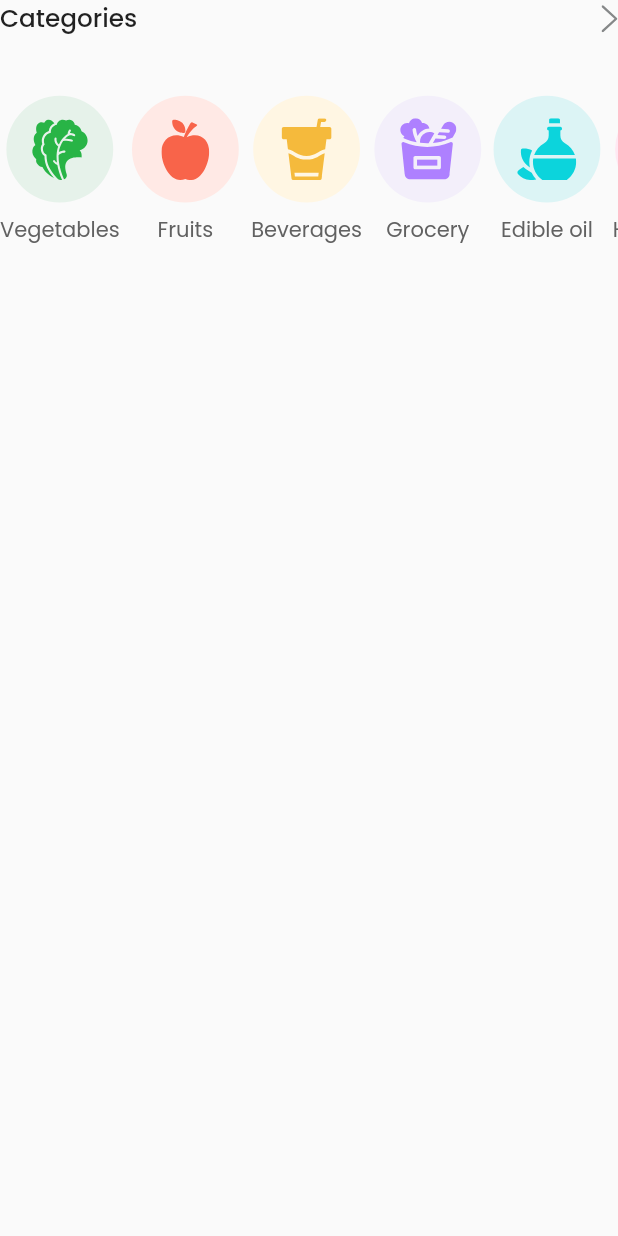
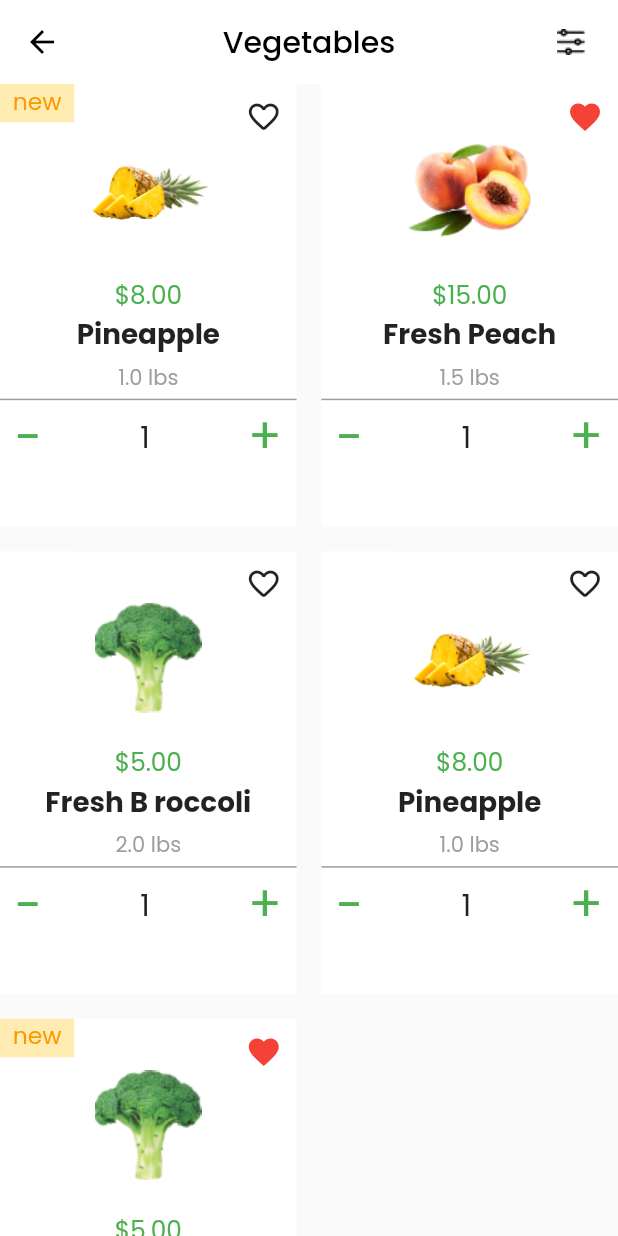
Before and after one commit to Ch-Muhammad-Tahir/Grocery-App-Big-Cart, a Flutter app: the CategorySection widget shown alone on an empty page, opened directly, after a tap on "Vegetables", on a phone screen of 412 x 824 dp. Run offline on Flutter 3.47's test engine with Material 2 defaults, Android fonts, the light colour scheme and no system bars; our stand-ins replace carousel_slider, flutter_rating_bar, flutter_svg.

Commit message:
Add Detail Screen

```diff
--- a/lib/models/product_model.dart
+++ b/lib/models/product_model.dart
@@ -1,5 +1,6 @@
 class ProductModel {
   final String productName;
+  final String productImage;
   final String productPrice;
   final String productWeight;
   final bool isFavorite;
@@ -8,6 +9,7 @@ class ProductModel {
   ProductModel.add(
       {required this.productName,
       required this.productPrice,
+      required this.productImage,
       required this.productWeight,
       required this.isFavorite,
       required this.isNew});
--- a/lib/utils/app_assets.dart
+++ b/lib/utils/app_assets.dart
@@ -20,4 +20,9 @@ class AppAssets {
   static String image2 = "assets/images/ella-olsson-rD3YrnhTmf0-unsplash 1.png";
   static String image3 = "assets/images/brooke-lark-HlNcigvUi4Q-unsplash.jpg";
   static String image4 = "assets/images/brooke-lark-08bOYnH_r_E-unsplash.jpg";
+
+  static String aocado = "assets/images/aocado-2 1.png";
+  static String roccoli = "assets/images/green-fresh-broccoli.png";
+  static String peach = "assets/images/peach-24 1.png";
+  static String pineapple = "assets/images/pineapple-pieces.png";
 }
--- a/lib/utils/app_colors.dart
+++ b/lib/utils/app_colors.dart
@@ -10,4 +10,6 @@ class AppColors {
   static Color groceryColor = const Color.fromRGBO(243, 239, 250, 1);
   static Color oilColor = const Color.fromRGBO(220, 244, 245, 1);
   static Color householdColor = const Color.fromRGBO(255, 232, 242, 1);
+  static Color containerBackgroundColor =
+      const Color.fromRGBO(244, 245, 249, 1);
 }
--- a/lib/utils/app_constants.dart
+++ b/lib/utils/app_constants.dart
@@ -1,4 +1,5 @@
 import 'package:e_commerce_store_ui/models/category_model.dart';
+import 'package:e_commerce_store_ui/models/product_model.dart';
 import 'package:e_commerce_store_ui/utils/app_assets.dart';
 import 'package:e_commerce_store_ui/utils/app_colors.dart';
 import 'package:e_commerce_store_ui/utils/app_strings.dart';
@@ -31,6 +32,44 @@ class AppConstants {
         backGroundColor: AppColors.householdColor),
   ];
 
+  static List<ProductModel> products = [
+    ProductModel.add(
+        productName: AppString.pineapple,
+        productImage: AppAssets.pineapple,
+        productPrice: AppString.pineapplePrice,
+        productWeight: "1.0 lbs",
+        isFavorite: false,
+        isNew: true),
+    ProductModel.add(
+        productName: AppString.freshPeach,
+        productImage: AppAssets.peach,
+        productPrice: "15.00",
+        productWeight: "1.5 lbs",
+        isFavorite: true,
+        isNew: false),
+    ProductModel.add(
+        productName: AppString.roccoli,
+        productImage: AppAssets.roccoli,
+        productPrice: AppString.roccoliPrice,
+        productWeight: "2.0 lbs",
+        isFavorite: false,
+        isNew: false),
+    ProductModel.add(
+        productName: AppString.pineapple,
+        productImage: AppAssets.pineapple,
+        productPrice: AppString.pineapplePrice,
+        productWeight: "1.0 lbs",
+        isFavorite: false,
+        isNew: false),
+    ProductModel.add(
+        productName: AppString.roccoli,
+        productImage: AppAssets.roccoli,
+        productPrice: AppString.roccoliPrice,
+        productWeight: "2.0 lbs",
+        isFavorite: true,
+        isNew: true),
+  ];
+
   static List<String> slideImages = [
     AppAssets.image1,
     AppAssets.image2,
--- a/lib/utils/app_strings.dart
+++ b/lib/utils/app_strings.dart
@@ -8,4 +8,15 @@ class AppString {
   static String edibleOil = "Edible oil";
   static String household = "Household";
   static String featuredProducts = "Featured products";
+
+  static String pineapple = "Pineapple";
+  static String pineapplePrice = "8.00";
+  static String blackGrapes = "Black Grapes";
+  static String blackGrapesPrice = "10.00";
+  static String pomegranate = "Pomegranate";
+  static String pomegranatePrice = "20.00";
+  static String roccoli = "Fresh B roccoli";
+  static String roccoliPrice = "5.00";
+  static String freshPeach = "Fresh Peach";
+  static String freshPeachPrice = "15.00";
 }
--- a/lib/views/home_page_screen/home_page_screen_widgets/category_section.dart
+++ b/lib/views/home_page_screen/home_page_screen_widgets/category_section.dart
@@ -15,6 +15,7 @@ import 'package:flutter_svg/flutter_svg.dart';
 import 'package:flutter/material.dart';
 
 import '../../../widgets/top_section_tile.dart';
+import '../../products_screen/product_screen_widget.dart';
 
 class CategorySection extends StatelessWidget {
   const CategorySection({super.key});
@@ -45,6 +46,13 @@ class CategorySection extends StatelessWidget {
                 return CategoryTileView(
                     onTab: () {
                       AppCommonFunctions.printLog("Hello");
+                      Navigator.push(
+                          context,
+                          MaterialPageRoute(
+                              builder: (context) => ProductScreenWidget(
+                                    category:
+                                        AppConstants.categories[index].name,
+                                  )));
                     },
                     category: AppConstants.categories[index]);
               },
--- a/lib/views/home_page_screen/home_page_screen_widgets/feature_product_tile_view.dart
+++ b/lib/views/home_page_screen/home_page_screen_widgets/feature_product_tile_view.dart
@@ -6,12 +6,22 @@ import 'package:e_commerce_store_ui/widgets/custom_icon_button.dart';
 import 'package:e_commerce_store_ui/widgets/custom_size_box.dart';
 import 'package:flutter/material.dart';
 
+import '../../../models/product_model.dart';
 import '../../../widgets/custom_text_button.dart';
 
 class FeatureProductTileView extends StatelessWidget {
-  final bool isFavorite;
-
-  const FeatureProductTileView({super.key, required this.isFavorite});
+  final ProductModel product;
+  final VoidCallback onTabImage;
+  final VoidCallback onTabFavorite;
+  final VoidCallback onTabSubtract;
+  final VoidCallback onTabAdd;
+  const FeatureProductTileView(
+      {super.key,
+      required this.product,
+      required this.onTabImage,
+      required this.onTabFavorite,
+      required this.onTabSubtract,
+      required this.onTabAdd});
 
   @override
   Widget build(BuildContext context) {
@@ -29,10 +39,11 @@ class FeatureProductTileView extends StatelessWidget {
                     Container(
                       height: screenWidth * 0.062,
                       width: screenWidth * 0.12,
-                      color: Colors.amber.shade100,
+                      color:
+                          product.isNew ? Colors.amber.shade100 : Colors.white,
                       child: CustomText(
                         text: "new",
-                        textColor: Colors.orange,
+                        textColor: product.isNew ? Colors.orange : Colors.white,
                         fontSize: screenWidth * 0.038,
                         textAlign: TextAlign.center,
                       ),
@@ -43,32 +54,33 @@ class FeatureProductTileView extends StatelessWidget {
                   height: screenWidth * 0.01,
                 ),
                 InkWell(
-                  onTap: () {
-                    AppCommonFunctions.printLog("Center Pressed");
-                  },
+                  splashColor: Colors.transparent,
+                  onTap: onTabImage,
                   child: Column(
                     children: [
                       Image.asset(
-                        "assets/images/aocado-2 1.png",
+                        product.productImage,
+                        height: screenWidth * 0.2,
+                        width: screenWidth * 0.2,
                       ),
                       SizedBox(
                         height: screenWidth * 0.04,
                       ),
                       CustomText(
-                        text: "\$8.00",
+                        text: "\$${product.productPrice}",
                         fontSize: screenWidth * 0.04,
                         textColor: Colors.green,
                       ),
                       CustomText(
-                        text: "Fresh Fruit",
+                        text: product.productName,
                         fontSize: screenWidth * 0.045,
                         fontWeight: FontWeight.w700,
                       ),
                       SizedBox(
                         height: screenWidth * 0.01,
                       ),
-                      const CustomText(
-                        text: "1.5 lbs",
+                      CustomText(
+                        text: product.productWeight,
                         textColor: Colors.grey,
                         fontWeight: FontWeight.w300,
                       ),
@@ -79,6 +91,7 @@ class FeatureProductTileView extends StatelessWidget {
                   ),
                 ),
                 const Divider(
+                  height: 0,
                   color: Colors.grey,
                   thickness: 1,
                 ),
@@ -89,9 +102,7 @@ class FeatureProductTileView extends StatelessWidget {
                     mainAxisAlignment: MainAxisAlignment.spaceBetween,
                     children: [
                       CustomTextButton(
-                        onTab: () {
-                          AppCommonFunctions.printLog("- Pressed");
-                        },
+                        onTab: onTabSubtract,
                         text: "-",
                         fontSize: screenWidth * 0.08,
                         textColor: Colors.green,
@@ -102,9 +113,7 @@ class FeatureProductTileView extends StatelessWidget {
                       ),
                       CustomTextButton(
                         fontSize: screenWidth * 0.08,
-                        onTab: () {
-                          AppCommonFunctions.printLog("+ Pressed");
-                        },
+                        onTab: onTabFavorite,
                         text: "+",
                         textColor: Colors.green,
                       ),
@@ -116,19 +125,17 @@ class FeatureProductTileView extends StatelessWidget {
                   right: 10,
                   top: 10,
                   child: CustomIconButton(
+                    splashColor: Colors.transparent,
                     backgroundColor: Colors.transparent,
-                    child: isFavorite
+                    onTab: onTabFavorite,
+                    child: product.isFavorite
                         ? const Icon(
                             Icons.favorite,
                             color: Colors.red,
                           )
                         : const Icon(
-                            Icons.favorite,
-                            color: Colors.red,
+                            Icons.favorite_border_rounded,
                           ),
-                    onTab: () {
-                      print("Heart");
-                    },
                   )),
             ],
           )),
--- /dev/null
+++ b/lib/views/products_screen/product_screen_widget.dart
@@ -0,0 +1,59 @@
+import 'package:e_commerce_store_ui/utils/media_query.dart';
+import 'package:flutter/foundation.dart';
+import 'package:flutter/material.dart';
+
+import '../../utils/app_assets.dart';
+import '../../utils/app_constants.dart';
+import '../../widgets/customText.dart';
+import '../home_page_screen/home_page_screen_widgets/feature_product_tile_view.dart';
+import '../product_details_screen/product_detail_screen.dart';
+
+class ProductScreenWidget extends StatelessWidget {
+  final String category;
+  const ProductScreenWidget({super.key, required this.category});
+
+  @override
+  Widget build(BuildContext context) {
+    double screenSize = GetScreenSize.getScreenWidth(context);
+    return Scaffold(
+      appBar: AppBar(
+        backgroundColor: Colors.white,
+        title: CustomText(text: category),
+        elevation: 0,
+        centerTitle: true,
+        foregroundColor: Colors.black,
+        actions: [
+          Image.asset(
+            AppAssets.searchFilterIcon,
+            color: Colors.black,
+          )
+        ],
+      ),
+      body: GridView.builder(
+          // padding: EdgeInsets.all(screenSize * 0.17),
+          itemCount: AppConstants.products.length,
+          shrinkWrap: true,
+          //  physics: const NeverScrollableScrollPhysics(),
+          gridDelegate: SliverGridDelegateWithFixedCrossAxisCount(
+              crossAxisCount: 2,
+              childAspectRatio: 0.67,
+              crossAxisSpacing: screenSize * 0.04,
+              mainAxisSpacing: screenSize * 0.04),
+          itemBuilder: (context, index) {
+            return FeatureProductTileView(
+              onTabAdd: () {},
+              onTabFavorite: () {},
+              onTabSubtract: () {},
+              onTabImage: () {
+                Navigator.push(
+                    context,
+                    MaterialPageRoute(
+                        builder: (context) => ProductDetailScreen(
+                            product: AppConstants.products[index])));
+              },
+              product: AppConstants.products[index],
+            );
+          }),
+    );
+  }
+}
--- a/lib/widgets/custom_icon_button.dart
+++ b/lib/widgets/custom_icon_button.dart
@@ -3,6 +3,7 @@ import 'package:flutter/material.dart';
 
 class CustomIconButton extends StatelessWidget {
   final Color? backgroundColor;
+  final Color? splashColor;
   final VoidCallback onTab;
   final double radius;
   final Widget child;
@@ -11,14 +12,15 @@ class CustomIconButton extends StatelessWidget {
       this.backgroundColor,
       this.radius = 0,
       required this.onTab,
-      required this.child});
+      required this.child,
+      this.splashColor});
 
   @override
   Widget build(BuildContext context) {
     return Material(
       borderRadius: BorderRadius.circular(radius),
       color: backgroundColor,
-      child: InkWell(onTap: onTab, child: child),
+      child: InkWell(splashColor: splashColor, onTap: onTab, child: child),
     );
   }
 }
--- a/pubspec.yaml
+++ b/pubspec.yaml
@@ -36,6 +36,7 @@ dependencies:
   cupertino_icons: ^1.0.2
   flutter_svg: ^2.0.5
   carousel_slider: ^4.2.1
+  flutter_rating_bar: ^4.0.1
 
 dev_dependencies:
   flutter_test:
```
Also changed, not shown: lib/views/category_screen/category_screen_widget.dart (+9 -1 lines), lib/views/home_page_screen/home_page_screen_widgets/feature_section.dart (+17 -3 lines), lib/views/product_details_screen/product_detail_screen.dart (added, +126 -0 lines), lib/views/product_details_screen/product_screen_widget/custom_quality_button.dart (added, +86 -0 lines), lib/widgets/custom_text_icon_button.dart (+49 -2 lines), pubspec.lock.
